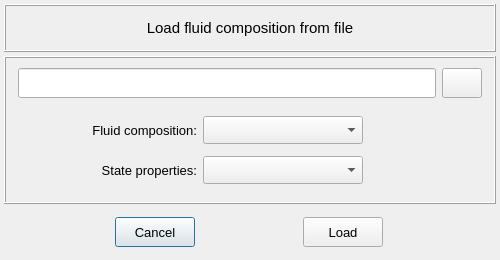
This is pulse/interface/data/ui_files/model/setup/fluid/load_fluid_composition.ui in open-pulse/OpenPulse as Qt 5 draws it before an edit. The edited form follows.
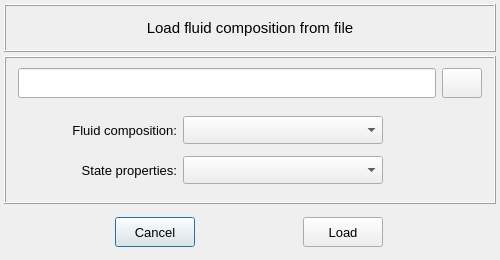
This is the edited form. Icons and pictures are not drawn.

Commit message: Minor adjustments in the load fluid composition ui file

Diff of the .ui file:
```diff
--- a/pulse/interface/data/ui_files/model/setup/fluid/load_fluid_composition.ui
+++ b/pulse/interface/data/ui_files/model/setup/fluid/load_fluid_composition.ui
@@ -221,13 +221,13 @@
           <widget class="QComboBox" name="comboBox_sheet_names">
            <property name="minimumSize">
             <size>
-             <width>160</width>
+             <width>200</width>
              <height>28</height>
             </size>
            </property>
            <property name="maximumSize">
             <size>
-             <width>160</width>
+             <width>240</width>
              <height>28</height>
             </size>
            </property>
@@ -309,13 +309,13 @@
           <widget class="QComboBox" name="comboBox_state_properties">
            <property name="minimumSize">
             <size>
-             <width>160</width>
+             <width>200</width>
              <height>28</height>
             </size>
            </property>
            <property name="maximumSize">
             <size>
-             <width>160</width>
+             <width>240</width>
              <height>28</height>
             </size>
            </property>
```
The commit also changes 1 other file.
